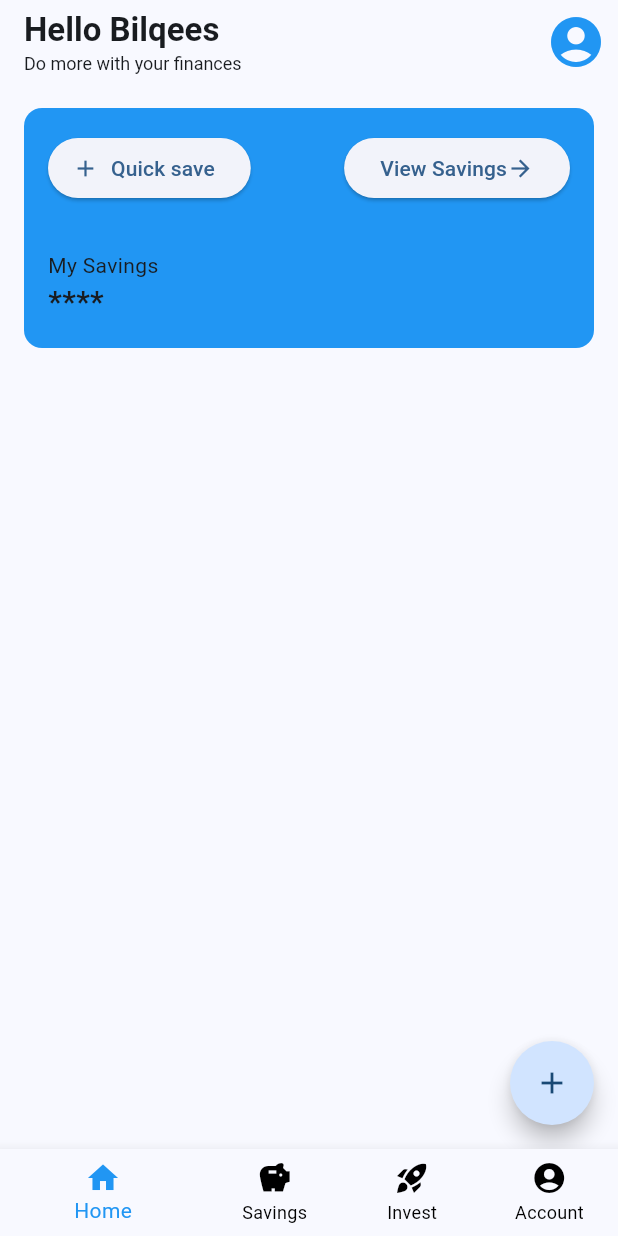
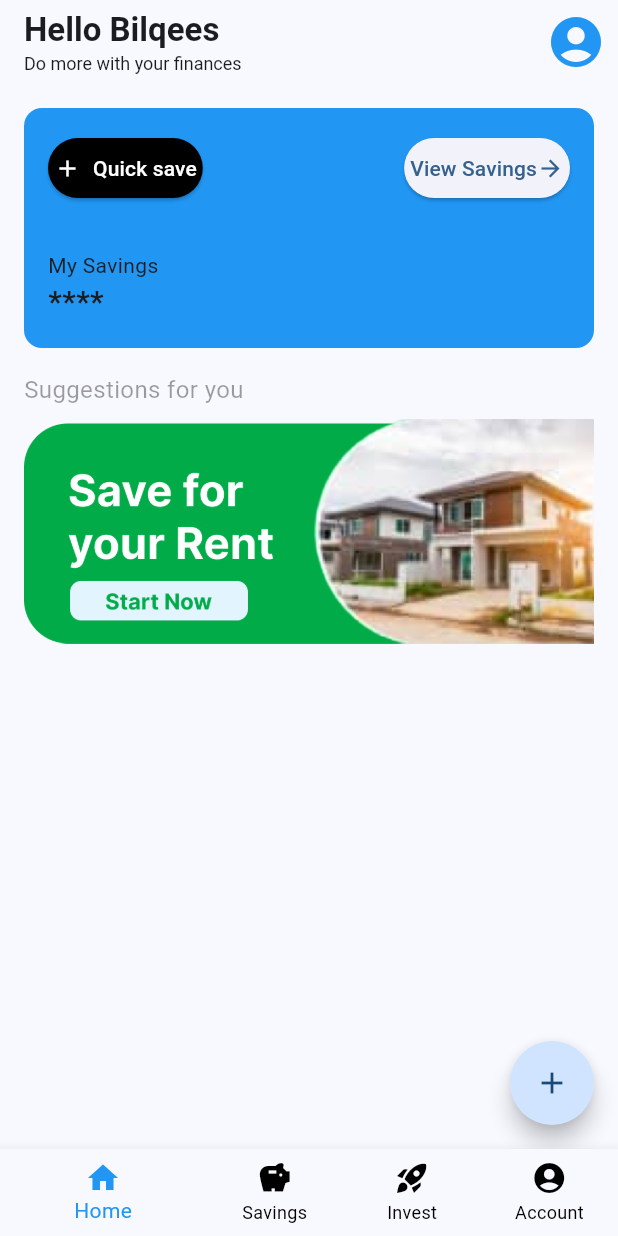
Before and after one commit to Fabilqees/savenet_app, a Flutter app: the screen it shows after launch, on a phone screen of 412 x 824 dp. Run offline on Flutter 3.47's test engine with Material 3 defaults, Android fonts, the phone set to English and light mode, and no system bars.

Commit message:
created directory features and moved code into pages and widgets directories

```diff
--- /dev/null
+++ b/lib/features/home/pages/home_view.dart
@@ -0,0 +1,58 @@
+
+import 'package:flutter/material.dart';
+
+import '../widget/savings_details_card.dart';
+import '../widget/suggestions_section.dart';
+
+class HomeView extends StatelessWidget {
+  const HomeView({super.key});
+
+  @override
+  Widget build(BuildContext context) {
+    return Scaffold(
+      appBar: AppBar(
+        title: Column(
+          crossAxisAlignment: CrossAxisAlignment.start,
+          children: [
+            Text(
+              "Hello Bilqees",
+              style: TextStyle(
+                fontWeight: FontWeight.bold,
+              ),
+            ),
+            Text(
+              "Do more with your finances",
+              style: TextStyle(
+                fontSize: 12.0,
+              ),
+
+            )
+          ],
+        ),
+        actions: [
+          IconButton(
+            color: Colors.blue,
+            onPressed: () {},
+            icon:  Icon(Icons.account_circle,
+              size: 40,
+            ),
+          )
+        ],
+      ),
+      body: ListView(
+        padding: EdgeInsets.all(16.0),
+        children: [
+          SavingDetailsCard(),
+          SuggestionsSection()
+        ],
+      ),
+      floatingActionButton: FloatingActionButton(
+        child: Icon(Icons.add),
+        shape: CircleBorder(),
+        onPressed: (){
+          print("FAB CLICKED");
+        },
+      ) ,
+    );
+  }
+}
--- /dev/null
+++ b/lib/features/home/widget/savings_details_card.dart
@@ -0,0 +1,76 @@
+import 'package:flutter/material.dart';
+
+class SavingDetailsCard extends StatelessWidget {
+  const SavingDetailsCard({
+    super.key,
+  });
+
+  @override
+  Widget build(BuildContext context) {
+    return Container(
+      padding: EdgeInsets.all(16.0),
+      height: 160,
+      decoration: BoxDecoration(
+        color: Colors.blue,
+        borderRadius: BorderRadius.circular(12.0),
+      ),
+      child: Stack(
+        children: [
+          ElevatedButton.icon(
+            onPressed:  (){},
+            icon: Icon(Icons.add),
+            label: Text("Quick save"),
+            style: ElevatedButton.styleFrom(
+                padding: EdgeInsets.symmetric(
+                    vertical: 0,
+                    horizontal: 4
+                ),
+                backgroundColor: Colors.black,
+                foregroundColor: Colors.white
+            ),
+          ),
+
+
+          Positioned(
+            top: 0,
+            right: 0,
+            child: ElevatedButton(
+              onPressed:  (){},
+              child: Row(
+                mainAxisSize: MainAxisSize.min,
+                children: [
+                  Text("View Savings"),
+                  Icon(Icons.arrow_forward)
+                ],
+              ),
+              style: ElevatedButton.styleFrom(
+                  padding: EdgeInsets.symmetric(
+                      vertical: 0,
+                      horizontal: 4
+                  )
+              ),
+            ),
+          ),
+          Positioned(
+              bottom: 0,
+              left: 0,
+              child: Column(
+                crossAxisAlignment: CrossAxisAlignment.start,
+                children: [
+                  Text("My Savings"),
+                  Text(
+                    "****",
+                    style: TextStyle(
+                        fontWeight: FontWeight.bold,
+                        fontSize: 20
+                    ),
+                  )
+                ],
+              )
+          )
+        ],
+
+      ),
+    );
+  }
+}
--- /dev/null
+++ b/lib/features/home/widget/suggestions_section.dart
@@ -0,0 +1,44 @@
+import 'package:flutter/material.dart';
+
+class SuggestionsSection extends StatelessWidget {
+  const SuggestionsSection({
+    super.key,
+  });
+
+  @override
+  Widget build(BuildContext context) {
+    return Container(
+      padding: EdgeInsets.symmetric(
+          vertical: 16
+      ),
+      child: Column(
+        crossAxisAlignment: CrossAxisAlignment.start,
+        children: [
+          Text(
+            "Suggestions for you",
+            style: TextStyle(
+                fontSize: 16,
+                color: Colors.black38
+            ),
+          ),
+          Container(
+            margin: EdgeInsets.symmetric(vertical: 8),
+            height: 150,
+            child: ListView(
+              scrollDirection: Axis.horizontal,
+              shrinkWrap: true,
+              children: [
+                Image.asset("assets/images/save_for_rent.png"),
+                SizedBox(width: 8,),
+                Image.asset("assets/images/save_for_business.png"),
+                SizedBox(width: 8,),
+                Image.asset("assets/images/save_for_vacation.png"),
+
+              ],
+            ),
+          )
+        ],
+      ),
+    );
+  }
+}
--- a/lib/home_view.dart
+++ /dev/null
@@ -1,102 +0,0 @@
-
-import 'package:flutter/material.dart';
-
-class HomeView extends StatelessWidget {
-  const HomeView({super.key});
-
-  @override
-  Widget build(BuildContext context) {
-    return Scaffold(
-      appBar: AppBar(
-        title: Column(
-          crossAxisAlignment: CrossAxisAlignment.start,
-          children: [
-            Text(
-                "Hello Bilqees",
-              style: TextStyle(
-                fontWeight: FontWeight.bold,
-              ),
-            ),
-            Text(
-                "Do more with your finances",
-              style: TextStyle(
-                fontSize: 12.0,
-              ),
-
-            )
-          ],
-        ),
-        actions: [
-         IconButton(
-           color: Colors.blue,
-             onPressed: () {},
-             icon:  Icon(Icons.account_circle,
-             size: 40,
-             ),
-         )
-        ],
-      ),
-      body: ListView(
-        padding: EdgeInsets.all(16.0),
-        children: [
-          Container(
-            padding: EdgeInsets.all(16.0),
-            height: 160,
-            decoration: BoxDecoration(
-              color: Colors.blue,
-              borderRadius: BorderRadius.circular(12.0),
-            ),
-            child: Stack(
-              children: [
-                ElevatedButton.icon(
-                    onPressed:  (){},
-                    icon: Icon(Icons.add),
-                  label: Text("Quick save"),
-                ),
-                Positioned(
-                  top: 0,
-                  right: 0,
-                  child: ElevatedButton(
-                   onPressed:  (){},
-                   child: Row(
-                    mainAxisSize: MainAxisSize.min,
-                    children: [
-                      Text("View Savings"),
-                      Icon(Icons.arrow_forward)
-                    ],
-                  ),
-                ),
-                ),
-                Positioned(
-                  bottom: 0,
-                    left: 0,
-                    child: Column(
-                      crossAxisAlignment: CrossAxisAlignment.start,
-                      children: [
-                        Text("My Savings"),
-                        Text(
-                            "****",
-                          style: TextStyle(
-                            fontWeight: FontWeight.bold,
-                            fontSize: 20
-                          ),
-                        )
-                      ],
-                    )
-                )
-              ],
-
-            ),
-          )
-        ],
-      ),
-      floatingActionButton: FloatingActionButton(
-        child: Icon(Icons.add),
-        shape: CircleBorder(),
-        onPressed: (){
-          print("FAB CLICKED");
-        },
-      ) ,
-    );
-  }
-}
--- a/lib/main.dart
+++ b/lib/main.dart
@@ -1,5 +1,5 @@
 import 'package:flutter/material.dart';
-import 'package:savenet_app/home_page.dart';
+import 'package:savenet_app/features/home/pages/home_page.dart';
 
 void main() {
   runApp(const MyApp());
--- a/pubspec.yaml
+++ b/pubspec.yaml
@@ -59,9 +59,9 @@ flutter:
   uses-material-design: true
 
   # To add assets to your application, add an assets section, like this:
-  # assets:
-  #   - images/a_dot_burr.jpeg
-  #   - images/a_dot_ham.jpeg
+  assets:
+    - assets/images/
+  #- images/a_dot_ham.jpeg
 
   # An image asset can refer to one or more resolution-specific "variants", see
   # https://flutter.dev/assets-and-images/#resolution-aware
```
Also changed, not shown: lib/features/home/pages/home_page.dart (renamed from lib/home_page.dart, +11 -6 lines), assets/images/save_for_business.png (added), assets/images/save_for_rent.png (added), assets/images/save_for_vacation.png (added), lib/features/accounts/pages/account_view.dart (renamed from lib/account_view.dart), lib/features/savings/pages/savings_view.dart (renamed from lib/savings_view.dart).
